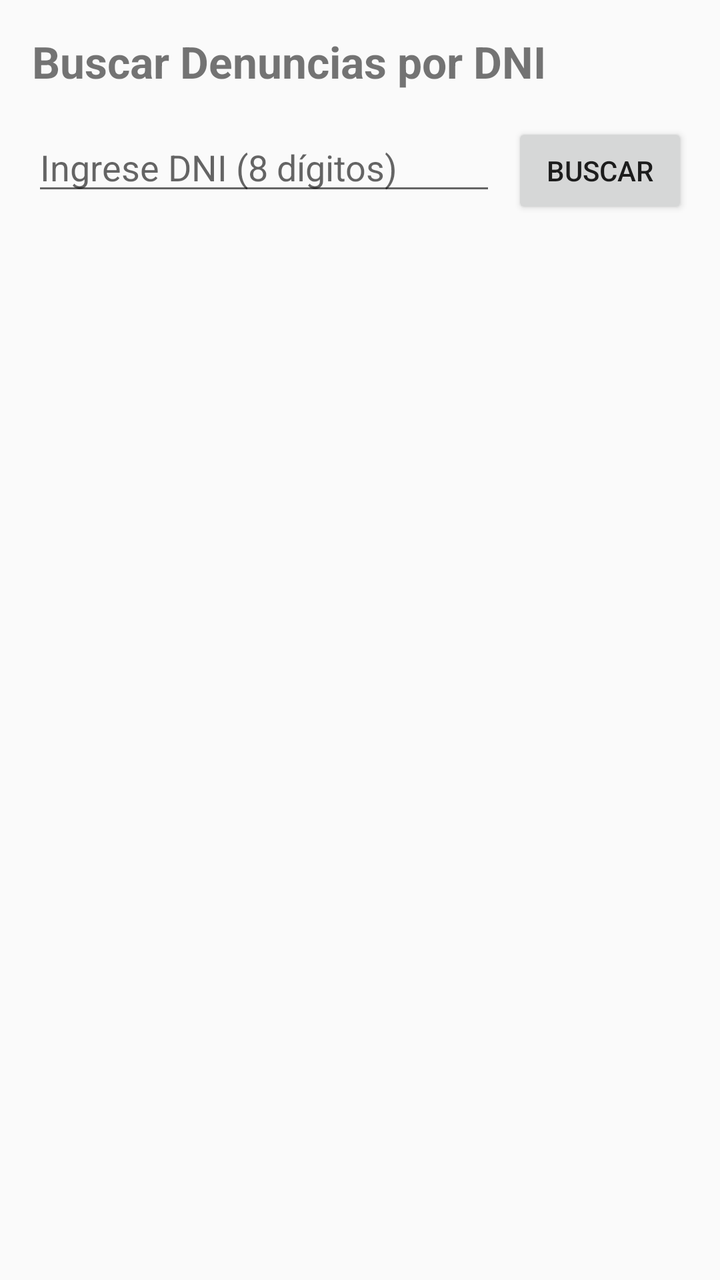
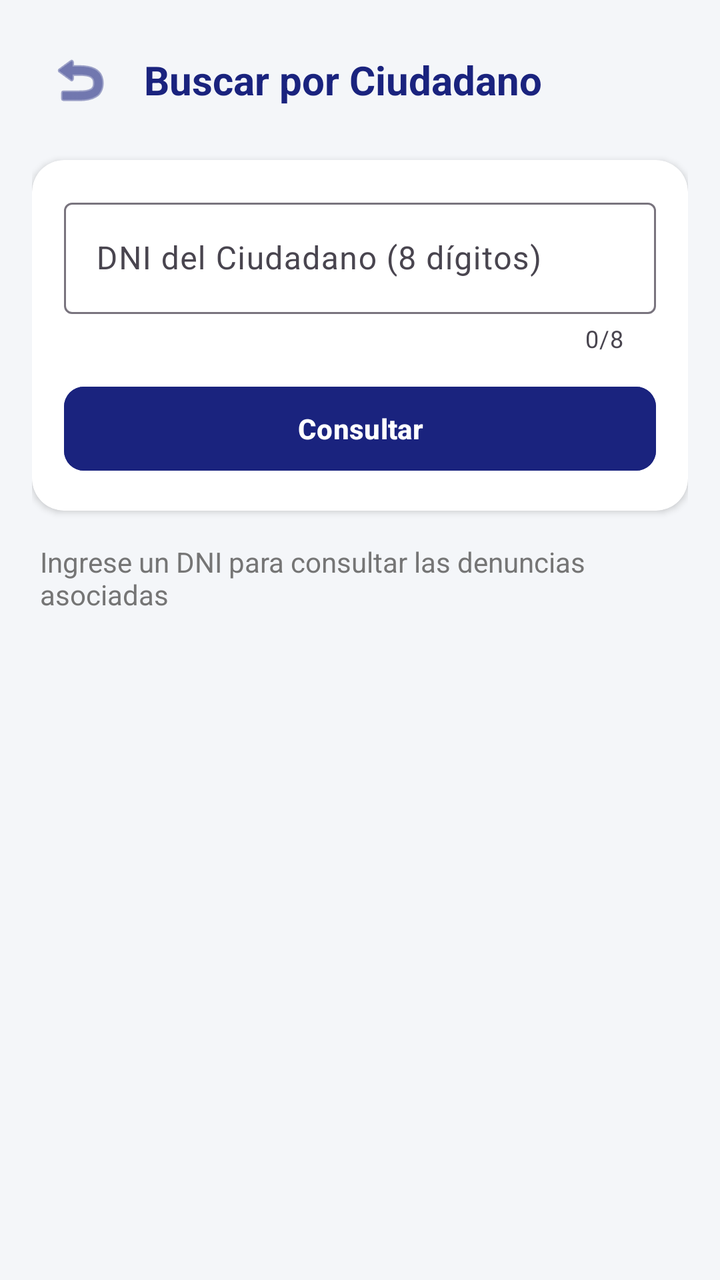

Compare the two renders of this Android layout. The source of the first and the diff that turns it into the second are given below.
<!-- AndroidManifest.xml: application theme Theme.AppParcial -->
<!-- res/layout/activity_buscar_dni.xml -->
<?xml version="1.0" encoding="utf-8"?>
<LinearLayout xmlns:android="http://schemas.android.com/apk/res/android"
    android:layout_width="match_parent"
    android:layout_height="match_parent"
    android:orientation="vertical"
    android:padding="16dp">

    <TextView
        android:layout_width="wrap_content"
        android:layout_height="wrap_content"
        android:text="Buscar Denuncias por DNI"
        android:textSize="22sp"
        android:textStyle="bold"
        android:layout_marginBottom="16dp"/>

    <LinearLayout
        android:layout_width="match_parent"
        android:layout_height="wrap_content"
        android:orientation="horizontal"
        android:layout_marginBottom="16dp">

        <EditText
            android:id="@+id/etBuscarDni"
            android:layout_width="0dp"
            android:layout_height="wrap_content"
            android:layout_weight="1"
            android:hint="Ingrese DNI (8 dígitos)"
            android:inputType="number"
            android:maxLength="8"
            android:layout_marginEnd="8dp"/>

        <Button
            android:id="@+id/btnBuscar"
            android:layout_width="wrap_content"
            android:layout_height="wrap_content"
            android:text="Buscar"/>
    </LinearLayout>

    <androidx.recyclerview.widget.RecyclerView
        android:id="@+id/recyclerViewBusqueda"
        android:layout_width="match_parent"
        android:layout_height="match_parent"/>

</LinearLayout>
<!-- resources referenced by this layout -->
<resources>
  <style name="Theme.AppParcial" parent="Theme.AppCompat.Light.NoActionBar" />
</resources>

<!-- the commit's change to res/layout/activity_buscar_dni.xml (unified diff, before → after) -->
@@ -1,44 +1,100 @@
 <?xml version="1.0" encoding="utf-8"?>
 <LinearLayout xmlns:android="http://schemas.android.com/apk/res/android"
+    xmlns:app="http://schemas.android.com/apk/res-auto"
     android:layout_width="match_parent"
     android:layout_height="match_parent"
     android:orientation="vertical"
+    android:background="@color/surface_background"
     android:padding="16dp">
 
-    <TextView
-        android:layout_width="wrap_content"
-        android:layout_height="wrap_content"
-        android:text="Buscar Denuncias por DNI"
-        android:textSize="22sp"
-        android:textStyle="bold"
-        android:layout_marginBottom="16dp"/>
-
+    
     <LinearLayout
         android:layout_width="match_parent"
         android:layout_height="wrap_content"
         android:orientation="horizontal"
+        android:gravity="center_vertical"
         android:layout_marginBottom="16dp">
 
-        <EditText
-            android:id="@+id/etBuscarDni"
-            android:layout_width="0dp"
-            android:layout_height="wrap_content"
-            android:layout_weight="1"
-            android:hint="Ingrese DNI (8 dígitos)"
-            android:inputType="number"
-            android:maxLength="8"
-            android:layout_marginEnd="8dp"/>
+        <ImageButton
+            android:id="@+id/btnBack"
+            android:layout_width="48dp"
+            android:layout_height="48dp"
+            android:background="?attr/selectableItemBackgroundBorderless"
+            android:src="@android:drawable/ic_menu_revert"
+            app:tint="@color/primary_blue"
+            android:contentDescription="Atrás"/>
 
-        <Button
-            android:id="@+id/btnBuscar"
+        <TextView
             android:layout_width="wrap_content"
             android:layout_height="wrap_content"
-            android:text="Buscar"/>
+            android:text="Buscar por Ciudadano"
+            android:textSize="20sp"
+            android:textStyle="bold"
+            android:textColor="@color/primary_blue"
+            android:layout_marginStart="8dp"/>
     </LinearLayout>
+
+    
+    <androidx.cardview.widget.CardView
+        android:layout_width="match_parent"
+        android:layout_height="wrap_content"
+        app:cardBackgroundColor="@color/card_white"
+        app:cardCornerRadius="16dp"
+        app:cardElevation="2dp"
+        android:layout_marginBottom="16dp">
+
+        <LinearLayout
+            android:layout_width="match_parent"
+            android:layout_height="wrap_content"
+            android:orientation="vertical"
+            android:padding="16dp">
+
+            <com.google.android.material.textfield.TextInputLayout
+                style="@style/Widget.Material3.TextInputLayout.OutlinedBox"
+                android:layout_width="match_parent"
+                android:layout_height="wrap_content"
+                android:hint="DNI del Ciudadano (8 dígitos)"
+                app:counterEnabled="true"
+                app:counterMaxLength="8"
+                android:layout_marginBottom="12dp">
+
+                <com.google.android.material.textfield.TextInputEditText
+                    android:id="@+id/etBuscarDni"
+                    android:layout_width="match_parent"
+                    android:layout_height="wrap_content"
+                    android:inputType="number"
+                    android:maxLength="8"/>
+            </com.google.android.material.textfield.TextInputLayout>
+
+            <Button
+                android:id="@+id/btnBuscar"
+                android:layout_width="match_parent"
+                android:layout_height="50dp"
+                android:text="Consultar"
+                android:textColor="@android:color/white"
+                android:backgroundTint="@color/primary_blue"
+                android:textAllCaps="false"
+                android:textStyle="bold"
+                app:cornerRadius="10dp"/>
+        </LinearLayout>
+    </androidx.cardview.widget.CardView>
+
+    <TextView
+        android:id="@+id/tvResultadoInfo"
+        android:layout_width="match_parent"
+        android:layout_height="wrap_content"
+        android:text="Ingrese un DNI para consultar las denuncias asociadas"
+        android:textSize="14sp"
+        android:textColor="@color/text_muted"
+        android:layout_marginBottom="8dp"
+        android:paddingHorizontal="4dp"/>
 
     <androidx.recyclerview.widget.RecyclerView
         android:id="@+id/recyclerViewBusqueda"
         android:layout_width="match_parent"
-        android:layout_height="match_parent"/>
+        android:layout_height="0dp"
+        android:layout_weight="1"
+        android:clipToPadding="false"
+        android:paddingBottom="8dp"/>
 
 </LinearLayout>
<!-- resource entries referenced after the edit -->
@@ -1,5 +1,9 @@
 <!-- resources referenced by this layout -->
 <resources>
-  <style name="Theme.AppParcial" parent="Theme.AppCompat.Light.NoActionBar" />
+  <color name="card_white">#FFFFFF</color>
+  <color name="primary_blue">#1A237E</color>
+  <color name="surface_background">#F4F6F9</color>
+  <color name="text_muted">#757575</color>
+  <style name="Theme.AppParcial" parent="Theme.Material3.DayNight.NoActionBar" />
 </resources>
 
